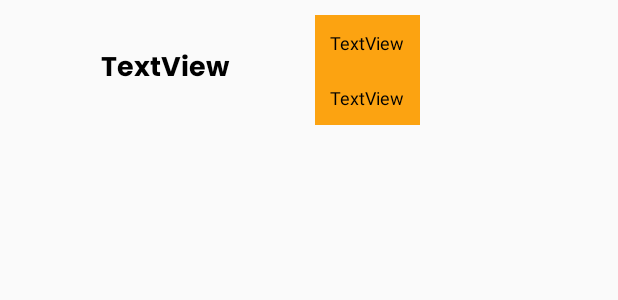
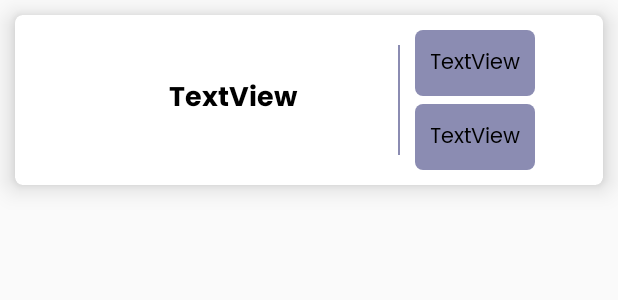
Before and after one commit to benruwel/BadiliPesa, an Android app: the layout currencypair_list_item.xml on its own in the app's theme, with its tools: preview values and no code run, on a phone screen of 412 x 824 dp. Shown: the top 300 px of the screen. Run offline under Robolectric (Android 15) with nearby library versions, the phone set to English and light mode, and no system bars; Roboto replaces fonts that are not available here.

Commit message:
Redesign currency pairs list items layout

```diff
--- a/app/src/main/res/layout/currencypair_list_item.xml
+++ b/app/src/main/res/layout/currencypair_list_item.xml
@@ -1,8 +1,18 @@
 <?xml version="1.0" encoding="utf-8"?>
+
+<androidx.cardview.widget.CardView xmlns:android="http://schemas.android.com/apk/res/android"
+    android:layout_height="wrap_content"
+    android:layout_width="match_parent"
+    xmlns:app="http://schemas.android.com/apk/res-auto"
+    android:layout_margin="10dp"
+    app:cardCornerRadius="5dp"
+    app:cardElevation="10dp">
     <LinearLayout xmlns:android="http://schemas.android.com/apk/res/android"
         android:layout_width="wrap_content"
         android:layout_height="wrap_content"
-    android:gravity="clip_horizontal|center"
+        android:gravity="center"
+        android:layout_gravity="center"
+        android:orientation="horizontal"
         android:padding="10dp">
 
         <TextView
@@ -10,7 +20,6 @@
             android:layout_width="200dp"
             android:layout_height="wrap_content"
             android:fontFamily="@font/poppins_bold"
-        android:padding="10dp"
             android:text="TextView"
             android:textAlignment="center"
             android:textAppearance="@style/TextAppearance.AppCompat.Large"
@@ -18,10 +27,15 @@
             android:textSize="18sp"
             android:textStyle="bold" />
 
+        <ImageView
+            android:layout_width="1dp"
+            android:layout_height="match_parent"
+            android:src="@drawable/single_line"
+            android:layout_margin="10dp"/>
+
         <LinearLayout
             android:layout_width="wrap_content"
             android:layout_height="wrap_content"
-        android:background="@color/colorAccent"
             android:orientation="vertical">
 
             <TextView
@@ -29,23 +43,29 @@
                 android:layout_width="match_parent"
                 android:layout_height="match_parent"
                 android:layout_weight="1"
+                android:fontFamily="@font/poppins"
                 android:padding="10dp"
+                android:background="@drawable/edit_text_background"
                 android:text="TextView"
+                android:layout_marginBottom="5dp"
                 android:textAlignment="center"
                 android:textColor="#000000"
-            android:textSize="12sp" />
+                android:textSize="14sp" />
 
             <TextView
                 android:id="@+id/currencyChange"
                 android:layout_width="match_parent"
                 android:layout_height="match_parent"
                 android:layout_weight="1"
+                android:fontFamily="@font/poppins"
+                android:background="@drawable/edit_text_background"
                 android:padding="10dp"
                 android:text="TextView"
                 android:textAlignment="center"
                 android:textColor="#000000"
-            android:textSize="12sp" />
+                android:textSize="14sp" />
 
         </LinearLayout>
 
     </LinearLayout>
+</androidx.cardview.widget.CardView>
```
Lines whose indentation alone changed are shown as unchanged.
